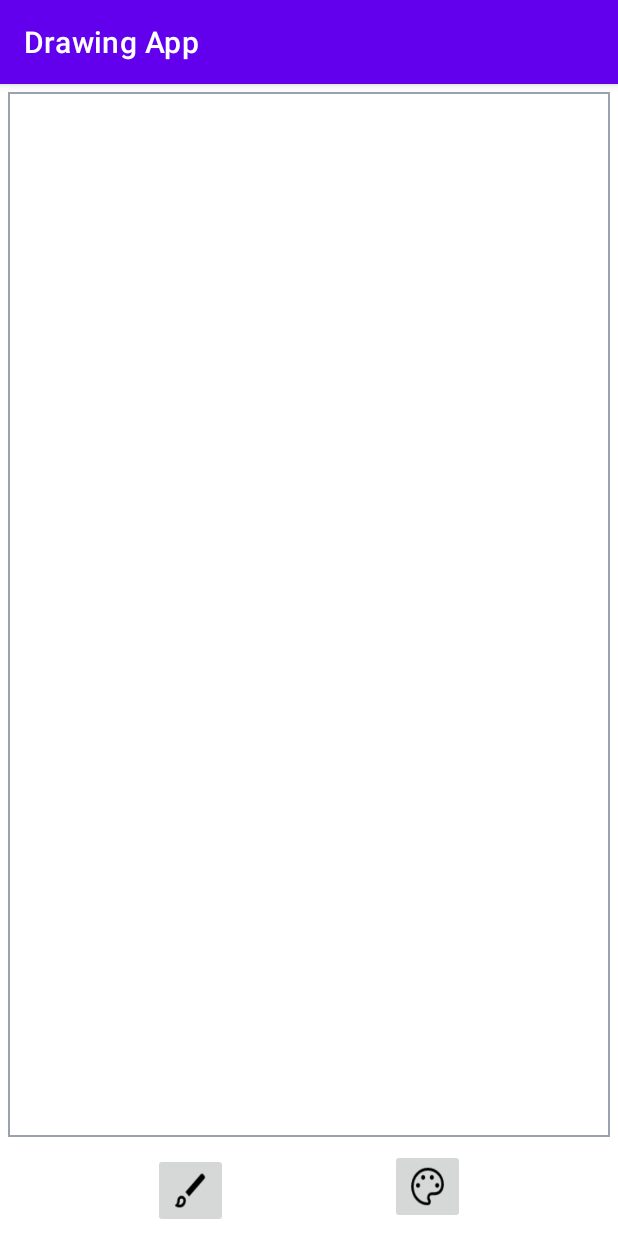
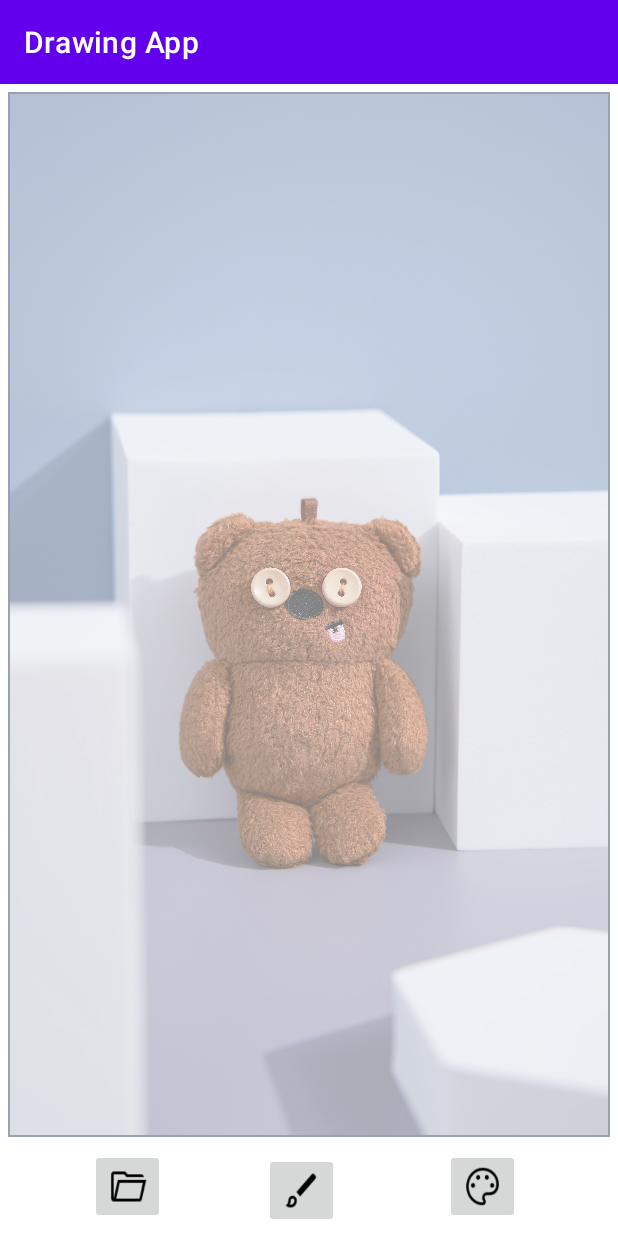
Before and after one commit to fj0lverkr/DrawingApp, an Android app: the screen it shows after launch (MainActivity), on a phone screen of 412 x 824 dp. Run offline under Robolectric (Android 15) with nearby library versions, the phone set to English and light mode, and no system bars.

Commit message:
Select a new image from storage as background

```diff
--- a/app/src/main/AndroidManifest.xml
+++ b/app/src/main/AndroidManifest.xml
@@ -2,6 +2,8 @@
 <manifest xmlns:android="http://schemas.android.com/apk/res/android"
     xmlns:tools="http://schemas.android.com/tools"
     package="com.nilsnahooy.drawingapp">
+
+    <uses-permission android:name="android.permission.READ_EXTERNAL_STORAGE" />
 
     <application
         android:allowBackup="true"
--- a/app/src/main/java/com/nilsnahooy/drawingapp/MainActivity.kt
+++ b/app/src/main/java/com/nilsnahooy/drawingapp/MainActivity.kt
@@ -1,23 +1,92 @@
 package com.nilsnahooy.drawingapp
 
+import android.Manifest
+import android.app.Activity
+import android.app.AlertDialog
 import android.app.Dialog
+import android.content.Intent
+import android.os.Build
+import android.os.Bundle
+import android.os.Environment
+import android.widget.ImageButton
+import android.widget.ImageView
+import android.widget.Toast
+import androidx.activity.result.ActivityResultLauncher
+import androidx.activity.result.contract.ActivityResultContracts
 import androidx.appcompat.app.AppCompatActivity
-import android.os.Bundle
-import android.widget.ImageButton
 import androidx.appcompat.widget.LinearLayoutCompat
 import androidx.core.view.iterator
+
 
 class MainActivity : AppCompatActivity() {
 
     private var canvasView: CanvasView? = null
+
+    private val permissionResultLauncher: ActivityResultLauncher<Array<String>> =
+        registerForActivityResult(
+            ActivityResultContracts.RequestMultiplePermissions()){
+            result ->
+            for (r in result) {
+                val name = r.key
+                val isAllowed = r.value
+                if(isAllowed) {
+                   browseForImageAndSetBackground()
+                }else {
+
+                    Toast.makeText(this, getString(R.string.sb_perm_denied, name),
+                        Toast.LENGTH_LONG).show()
+                }
+            }
+
+        }
+
+    private var resultLauncher = registerForActivityResult(
+        ActivityResultContracts.StartActivityForResult()) {
+            result ->
+            if (result.resultCode == Activity.RESULT_OK) {
+                val data: Intent? = result.data
+                val iv: ImageView = findViewById(R.id.iv_background)
+                iv.setImageURI(data?.data)
+        }
+    }
+
+    private fun browseForImageAndSetBackground(){
+        val intent = Intent(Intent.ACTION_PICK)
+        intent.type = "image/*"
+        resultLauncher.launch(intent)
+    }
+
+    private fun isExternalStorageAvailable(): Boolean {
+        val extStorageState = Environment.getExternalStorageState()
+        return Environment.MEDIA_MOUNTED == extStorageState
+    }
+
+    private fun showRationaleDialog(title: String, message: String) {
+        val builder = AlertDialog.Builder(this)
+        builder.setTitle(title)
+        builder.setMessage(message)
+        builder.setPositiveButton(getString(R.string.label_cancel)){ dialog, _ ->
+            dialog.dismiss()
+        }
+        builder.show()
+    }
 
     override fun onCreate(savedInstanceState: Bundle?) {
         super.onCreate(savedInstanceState)
         setContentView(R.layout.activity_main)
         val btnBrushSize: ImageButton = findViewById(R.id.ib_open_brush_size_dialog)
         val btnBrushColor: ImageButton = findViewById(R.id.ib_open_brush_color_dialog)
+        val btnBrowseForImage: ImageButton = findViewById(R.id.ib_open_gallery)
         canvasView = findViewById(R.id.cv_main_canvas)
         canvasView?.setBrushSize(20.0f)
+
+        if (!isExternalStorageAvailable()) {
+            btnBrowseForImage.isEnabled = false
+        }
+
+        btnBrowseForImage.setOnClickListener {
+            getImageFromStorage()
+        }
 
         btnBrushSize.setOnClickListener {
             showBrushSizeDialog()
@@ -25,6 +94,19 @@ class MainActivity : AppCompatActivity() {
 
         btnBrushColor.setOnClickListener {
             showBrushColorDialog()
+        }
+    }
+
+    private fun getImageFromStorage() {
+        //handle permissions first
+        if(Build.VERSION.SDK_INT >= Build.VERSION_CODES.M && shouldShowRequestPermissionRationale(
+                Manifest.permission.READ_EXTERNAL_STORAGE
+        )) {
+            showRationaleDialog(getString(R.string.perm_ext_storage_rat_title),
+            getString(R.string.perm_ext_storage_rat_msg))
+        }else{
+            permissionResultLauncher.launch(
+                arrayOf(Manifest.permission.READ_EXTERNAL_STORAGE))
         }
     }
 
@@ -41,7 +123,6 @@ class MainActivity : AppCompatActivity() {
                 brushColorDialog.dismiss()
             }
         }
-
         brushColorDialog.show()
     }
 
--- a/app/src/main/res/layout/activity_main.xml
+++ b/app/src/main/res/layout/activity_main.xml
@@ -6,17 +6,43 @@
     android:layout_width="match_parent"
     android:layout_height="match_parent"
     tools:context=".MainActivity">
-
-    <com.nilsnahooy.drawingapp.CanvasView
+    <FrameLayout
+        android:id="@+id/fl_canvas_wrapper"
         android:layout_width="0dp"
         android:layout_height="0dp"
         android:layout_margin="5dp"
+        android:padding="1dp"
         android:background="@drawable/canvas_view_background"
-        android:id="@+id/cv_main_canvas"
         app:layout_constraintEnd_toEndOf="parent"
         app:layout_constraintStart_toStartOf="parent"
         app:layout_constraintTop_toTopOf="parent"
-        app:layout_constraintBottom_toTopOf="@id/ib_open_brush_size_dialog" />
+        app:layout_constraintBottom_toTopOf="@id/ib_open_brush_size_dialog">
+
+        <ImageView
+            android:id="@+id/iv_background"
+            android:layout_width="match_parent"
+            android:layout_height="match_parent"
+            android:scaleType="centerCrop"
+            android:src="@drawable/bg_bear"/>
+
+        <com.nilsnahooy.drawingapp.CanvasView
+            android:layout_width="match_parent"
+            android:layout_height="match_parent"
+            android:background="@color/grey_background"
+            android:id="@+id/cv_main_canvas" />
+    </FrameLayout>
+
+    <ImageButton
+        android:id="@+id/ib_open_gallery"
+        android:layout_width="50dp"
+        android:layout_height="50dp"
+        android:scaleType="fitXY"
+        app:layout_constraintTop_toBottomOf="@id/fl_canvas_wrapper"
+        app:layout_constraintBottom_toBottomOf="parent"
+        app:layout_constraintStart_toStartOf="parent"
+        app:layout_constraintEnd_toStartOf="@id/ib_open_brush_size_dialog"
+        android:src="@drawable/icon_folder"
+        android:contentDescription="@string/cd_open_gallery" />
 
     <ImageButton
         android:id="@+id/ib_open_brush_size_dialog"
@@ -24,9 +50,9 @@
         android:layout_height="50dp"
         android:layout_margin="5dp"
         android:scaleType="fitXY"
-        app:layout_constraintTop_toBottomOf="@id/cv_main_canvas"
+        app:layout_constraintTop_toBottomOf="@id/fl_canvas_wrapper"
         app:layout_constraintBottom_toBottomOf="parent"
-        app:layout_constraintStart_toStartOf="parent"
+        app:layout_constraintStart_toEndOf="@id/ib_open_gallery"
         app:layout_constraintEnd_toStartOf="@id/ib_open_brush_color_dialog"
         android:src="@drawable/icon_brush"
         android:contentDescription="@string/cd_open_brush_size" />
@@ -37,7 +63,7 @@
         android:layout_height="50dp"
         android:layout_margin="5dp"
         android:scaleType="fitXY"
-        app:layout_constraintTop_toBottomOf="@id/cv_main_canvas"
+        app:layout_constraintTop_toBottomOf="@id/fl_canvas_wrapper"
         app:layout_constraintBottom_toBottomOf="parent"
         app:layout_constraintStart_toEndOf="@id/ib_open_brush_size_dialog"
         app:layout_constraintEnd_toEndOf="parent"
--- a/app/src/main/res/values/colors.xml
+++ b/app/src/main/res/values/colors.xml
@@ -8,6 +8,7 @@
     <color name="black">#FF000000</color>
     <color name="white">#FFFFFFFF</color>
     <color name="grey_border">#FF9AA2AF</color>
+    <color name="grey_background">#80FFFFFF</color>
     <!-- palette colors -->
     <color name="grey">#FF666666</color>
     <color name="red">#FFFF0000</color>
--- a/app/src/main/res/values/strings.xml
+++ b/app/src/main/res/values/strings.xml
@@ -3,4 +3,10 @@
     <string name="brush_size_dialog_title">Select brush size</string>
     <string name="brush_color_dialog_title">Select brush color</string>
     <string name="cd_open_brush_size">Open brush size selector</string>
+    <string name="cd_open_gallery">Open gallery</string>
+    <string name="perm_ext_storage_rat_title">Permission needed for External Storage.</string>
+    <string name="perm_ext_storage_rat_msg">To access images on your device this app needs permission to access storage.</string>
+    <string name="label_cancel">Cancel</string>
+    <string name="sb_perm_allowed">Permission %1$s allowed.</string>
+    <string name="sb_perm_denied">Permission %1$s denied.</string>
 </resources>
```
Also changed, not shown: app/src/main/res/drawable/bg_bear.jpg (added), app/src/main/res/drawable/icon_folder.png (added).
